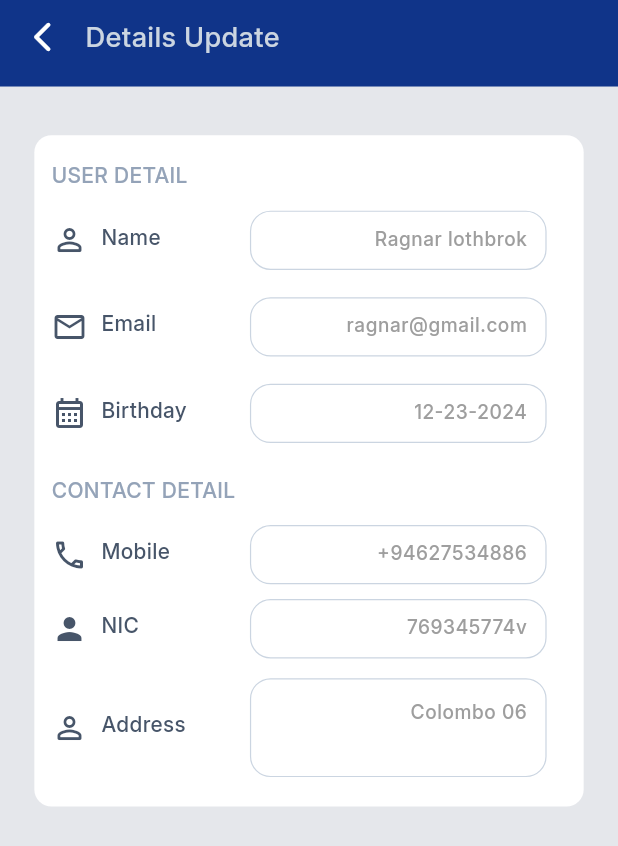
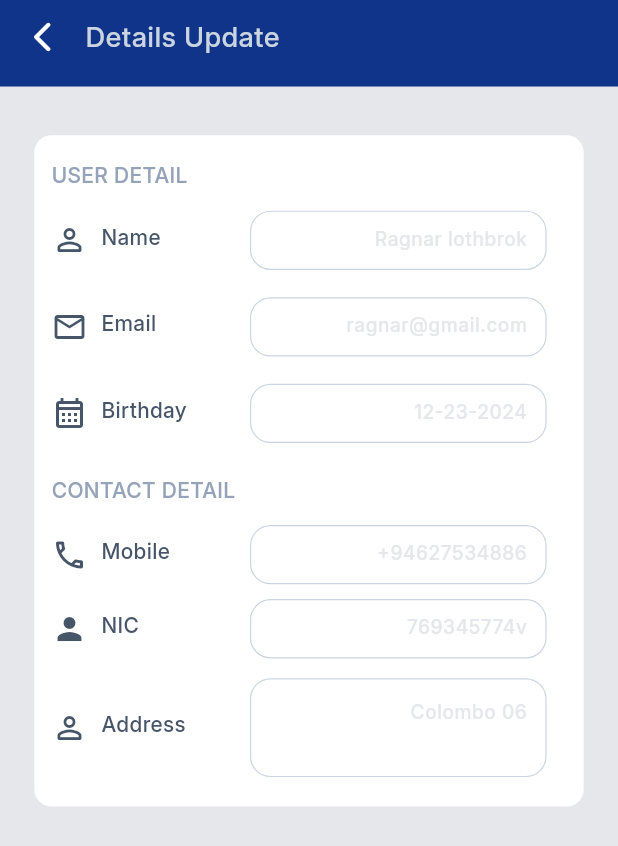
Before and after one commit to PayMediaSL/cbm-mobile, a Flutter app: the HomeMainLayout screen opened directly, on a phone screen of 412 x 824 dp. Shown: the top 846 px of the screen. Run offline on Flutter 3.47's test engine with Material 3 defaults, Android fonts, the phone set to English and light mode, and no system bars; our stand-ins replace cached_network_image, camera, carousel_slider, device_info_plus, easy_localization, equatable and 19 more; missing offline and left inert: flutter_jailbreak_detection, mobile_scanner; accounts and stored records are empty.

Commit message:
Code Revamping

```diff
--- a/lib/helpers/colors.dart
+++ b/lib/helpers/colors.dart
@@ -46,6 +46,7 @@ class AppColors {
   static Color primarypaleGreenColor = HexColor("#22C55E");
   static Color primarypaleRedColor = HexColor("#F24141");
   static Color primaryRadioButtonFillColor = HexColor("#71717A");
+  static Color toggleSwitchThumpColor = HexColor("#FEF7FF");
 
   //?Authentication'
 
--- a/lib/helpers/text_styles.dart
+++ b/lib/helpers/text_styles.dart
@@ -11,6 +11,12 @@ var commonTextStyle = TextStyle(
     fontSize: 14,
     fontWeight: FontWeight.w400,
     color: AppColors.getStartedSubHeading,
+    fontFamily: primaryFontFamily);
+
+var commonTextStyle_black_500 = TextStyle(
+    color: AppColors.primaryBlackColor,
+    fontSize: 16.sp,
+    fontWeight: FontWeight.w500,
     fontFamily: primaryFontFamily);
 
 var commonTextHeadingStyle = TextStyle(
--- a/lib/screens/main_screens/drawer/details_update.dart
+++ b/lib/screens/main_screens/drawer/details_update.dart
@@ -1,12 +1,13 @@
 import 'package:app/helpers/colors.dart';
+import 'package:app/helpers/constants/ui_constants.dart';
 import 'package:app/helpers/spacers.dart';
 import 'package:app/helpers/text_editing_controllers.dart';
 import 'package:app/helpers/text_styles.dart';
 import 'package:app/screens/screen_layouts/home_layout/home_layout.dart';
+import 'package:app/screens/widgets/text_fields/custom_row_text_field.dart';
 import 'package:app/services/screen_size_calculator.dart';
 import 'package:app/utils/navigation_util.dart';
 import 'package:flutter/material.dart';
-import 'package:flutter_screenutil/flutter_screenutil.dart';
 
 class DrawerDetailsUpdate extends StatelessWidget {
   const DrawerDetailsUpdate({super.key});
@@ -25,19 +26,24 @@ class DrawerDetailsUpdate extends StatelessWidget {
       },
       backTitle: "Details Update",
       children: Padding(
-        padding: EdgeInsets.symmetric(vertical: 10.sp, horizontal: 10.sp),
+        padding: EdgeInsets.symmetric(
+            vertical: UI_Padding.PADDING_10, horizontal: UI_Padding.PADDING_10),
         child: Column(
           mainAxisAlignment: MainAxisAlignment.start,
           crossAxisAlignment: CrossAxisAlignment.start,
           children: [
             ColumnSpacer(0.05),
             Container(
-              padding: EdgeInsets.only(top: 15.sp, left: 10.sp, bottom: 10.sp),
+              padding: EdgeInsets.only(
+                  top: UI_Padding.PADDING_15,
+                  left: UI_Padding.PADDING_10,
+                  bottom: UI_Padding.PADDING_10),
               // height: ScreenUtils.height * 0.1,
               width: ScreenUtils.width,
               decoration: BoxDecoration(
                   color: AppColors.primaryWhiteColor,
-                  borderRadius: BorderRadius.circular(10.sp)),
+                  borderRadius: BorderRadius.circular(
+                      UI_Borderradius.COMMON_BORDER_RADIUS)),
 
               child: Column(
                 mainAxisAlignment: MainAxisAlignment.start,
@@ -46,7 +52,7 @@ class DrawerDetailsUpdate extends StatelessWidget {
                   Text(
                     "USER DETAIL",
                     style: commonTextStyle.copyWith(
-                        color: HexColor("#94A3B8"),
+                        color: AppColors.textFieldHintColor,
                         fontWeight: FontWeight.w500),
                   ),
                   ColumnSpacer(0.01),
@@ -74,7 +80,7 @@ class DrawerDetailsUpdate extends StatelessWidget {
                   Text(
                     "CONTACT DETAIL",
                     style: commonTextStyle.copyWith(
-                        color: HexColor("#94A3B8"),
+                        color: AppColors.textFieldHintColor,
                         fontWeight: FontWeight.w500),
                   ),
                   ColumnSpacer(0.01),
@@ -107,72 +113,3 @@ class DrawerDetailsUpdate extends StatelessWidget {
     );
   }
 }
-
-class CustomTextFieldRow extends StatelessWidget {
-  final IconData icon;
-  final String label;
-  final String hintText;
-  final TextEditingController controller;
-  final double? height;
-  final int maxLines;
-
-  const CustomTextFieldRow({
-    Key? key,
-    required this.icon,
-    required this.label,
-    required this.hintText,
-    required this.controller,
-    this.height, // Default height
-    this.maxLines = 1, // Default to single-line TextField
-  }) : super(key: key);
-
-  @override
-  Widget build(BuildContext context) {
-    return Row(
-      mainAxisAlignment: MainAxisAlignment.spaceBetween,
-      crossAxisAlignment: CrossAxisAlignment.center,
-      children: [
-        Row(
-          mainAxisAlignment: MainAxisAlignment.start,
-          crossAxisAlignment: CrossAxisAlignment.start,
-          children: [
-            Icon(icon, color: AppColors.primarySubBlackColor),
-            SizedBox(width: 8.sp),
-            Text(label,
-                style: commonTextStyle.copyWith(
-                    color: AppColors.primarySubBlackColor)),
-          ],
-        ),
-        SizedBox(
-          height: height ?? ScreenUtils.height * 0.06,
-          width: ScreenUtils.width * 0.6,
-          child: Transform.scale(
-            scale: 0.8, // Adjust scaling if needed
-            child: TextField(
-              controller: controller,
-              maxLines: maxLines,
-              textAlign: TextAlign.right, // Align entered text to the right
-              textAlignVertical: TextAlignVertical.center,
-              decoration: InputDecoration(
-                hintText: hintText,
-                hintStyle: TextStyle(
-                  color: Colors.grey,
-                ),
-                focusedBorder: OutlineInputBorder(
-                  borderRadius: BorderRadius.circular(15.sp),
-                  borderSide: BorderSide(color: AppColors.textFieldBorderColor),
-                ),
-                enabledBorder: OutlineInputBorder(
-                  borderRadius: BorderRadius.circular(15.sp),
-                  borderSide: BorderSide(color: AppColors.textFieldBorderColor),
-                ),
-                filled: true,
-                fillColor: Colors.white,
-              ),
-            ),
-          ),
-        ),
-      ],
-    );
-  }
-}
--- a/lib/screens/main_screens/drawer/help_screen.dart
+++ b/lib/screens/main_screens/drawer/help_screen.dart
@@ -73,10 +73,7 @@ class DrawerHelpScreen extends StatelessWidget {
                 children: [
                   Text(
                     "FAQ",
-                    style: commonTextStyle.copyWith(
-                        color: AppColors.primaryBlackColor,
-                        fontSize: 16.sp,
-                        fontWeight: FontWeight.w500),
+                    style: commonTextStyle_black_500,
                   ),
                   ColumnSpacer(0.02),
                   Expanded(
--- a/lib/screens/main_screens/drawer/security_and_safety.dart
+++ b/lib/screens/main_screens/drawer/security_and_safety.dart
@@ -213,10 +213,7 @@ class DrawerSecuritySafety extends StatelessWidget {
                 children: [
                   Text(
                     "Login & Recovery",
-                    style: commonTextStyle.copyWith(
-                        color: AppColors.primaryBlackColor,
-                        fontSize: 16.sp,
-                        fontWeight: FontWeight.w500),
+                    style: commonTextStyle_black_500,
                   ),
                   ColumnSpacer(0.001),
                   Text(
--- /dev/null
+++ b/lib/screens/widgets/text_fields/custom_row_text_field.dart
@@ -0,0 +1,77 @@
+import 'package:app/helpers/colors.dart';
+import 'package:app/helpers/constants/ui_constants.dart';
+import 'package:app/helpers/text_styles.dart';
+import 'package:app/services/screen_size_calculator.dart';
+import 'package:flutter/material.dart';
+import 'package:flutter_screenutil/flutter_screenutil.dart';
+
+class CustomTextFieldRow extends StatelessWidget {
+  final IconData icon;
+  final String label;
+  final String hintText;
+  final TextEditingController controller;
+  final double? height;
+  final int maxLines;
+
+  const CustomTextFieldRow({
+    Key? key,
+    required this.icon,
+    required this.label,
+    required this.hintText,
+    required this.controller,
+    this.height, // Default height
+    this.maxLines = 1, // Default to single-line TextField
+  }) : super(key: key);
+
+  @override
+  Widget build(BuildContext context) {
+    return Row(
+      mainAxisAlignment: MainAxisAlignment.spaceBetween,
+      crossAxisAlignment: CrossAxisAlignment.center,
+      children: [
+        Row(
+          mainAxisAlignment: MainAxisAlignment.start,
+          crossAxisAlignment: CrossAxisAlignment.start,
+          children: [
+            Icon(icon, color: AppColors.primarySubBlackColor),
+            SizedBox(width: 8.sp),
+            Text(label,
+                style: commonTextStyle.copyWith(
+                    color: AppColors.primarySubBlackColor)),
+          ],
+        ),
+        SizedBox(
+          height: height ?? ScreenUtils.height * 0.06,
+          width: ScreenUtils.width * 0.6,
+          child: Transform.scale(
+            scale: 0.8, // Adjust scaling if needed
+            child: TextField(
+              controller: controller,
+              maxLines: maxLines,
+              textAlign: TextAlign.right, // Align entered text to the right
+              textAlignVertical: TextAlignVertical.center,
+              decoration: InputDecoration(
+                hintText: hintText,
+                hintStyle: TextStyle(
+                  color: AppColors.primaryGreyColor,
+                ),
+                focusedBorder: OutlineInputBorder(
+                  borderRadius: BorderRadius.circular(
+                      UI_Borderradius.COMMON_BORDER_RADIUS_2),
+                  borderSide: BorderSide(color: AppColors.textFieldBorderColor),
+                ),
+                enabledBorder: OutlineInputBorder(
+                  borderRadius: BorderRadius.circular(
+                      UI_Borderradius.COMMON_BORDER_RADIUS_2),
+                  borderSide: BorderSide(color: AppColors.textFieldBorderColor),
+                ),
+                filled: true,
+                fillColor: AppColors.primaryWhiteColor,
+              ),
+            ),
+          ),
+        ),
+      ],
+    );
+  }
+}
```
Also changed, not shown: lib/helpers/constants/ui_constants.dart (+23 -1 lines), lib/screens/main_screens/drawer/change_password_screen.dart (+10 -8 lines), lib/screens/main_screens/drawer/main_drawer_screen.dart (+7 -4 lines), lib/screens/main_screens/drawer/settings_screen.dart (+4 -4 lines), lib/screens/main_screens/drawer/user_profile_Screen.dart (+6 -4 lines), lib/screens/main_screens/eslips_screen/e_slips_screen.dart (+13 -16 lines), lib/screens/main_screens/menu/menu_screen.dart (+7 -4 lines), lib/screens/main_screens/payments/pay_bill/pay_bill_main_screen.dart (+9 -8 lines), lib/screens/main_screens/payments/payments_screen.dart (+13 -8 lines), lib/screens/widgets/icons/custom_icons.dart (+16 -0 lines).
